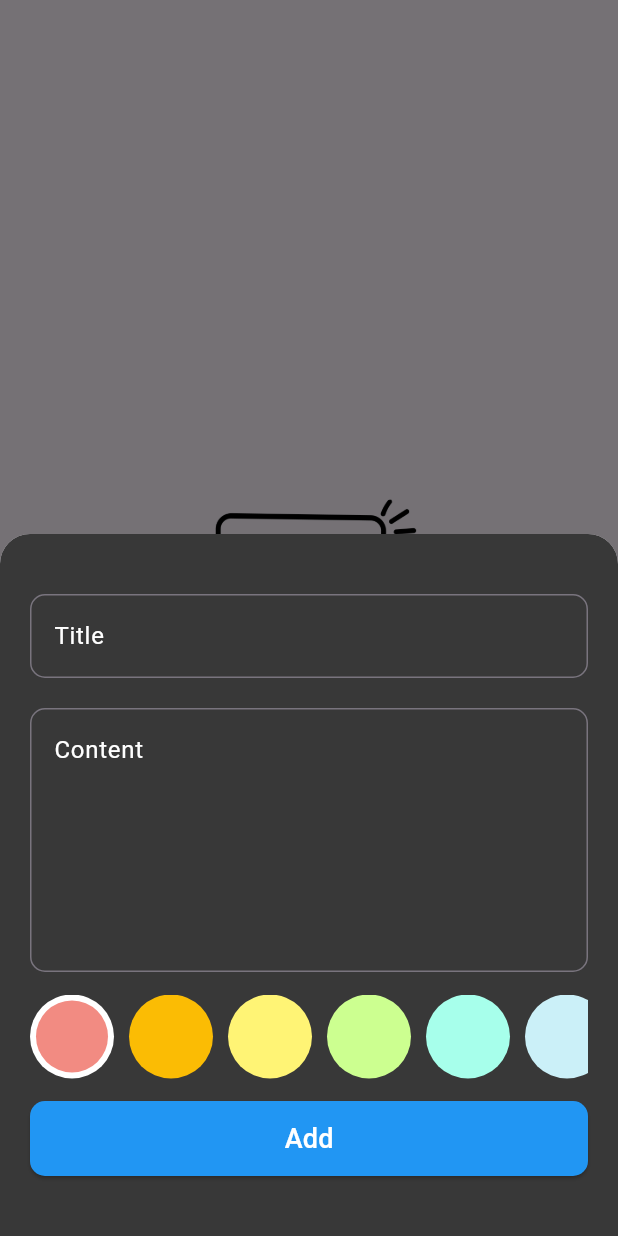
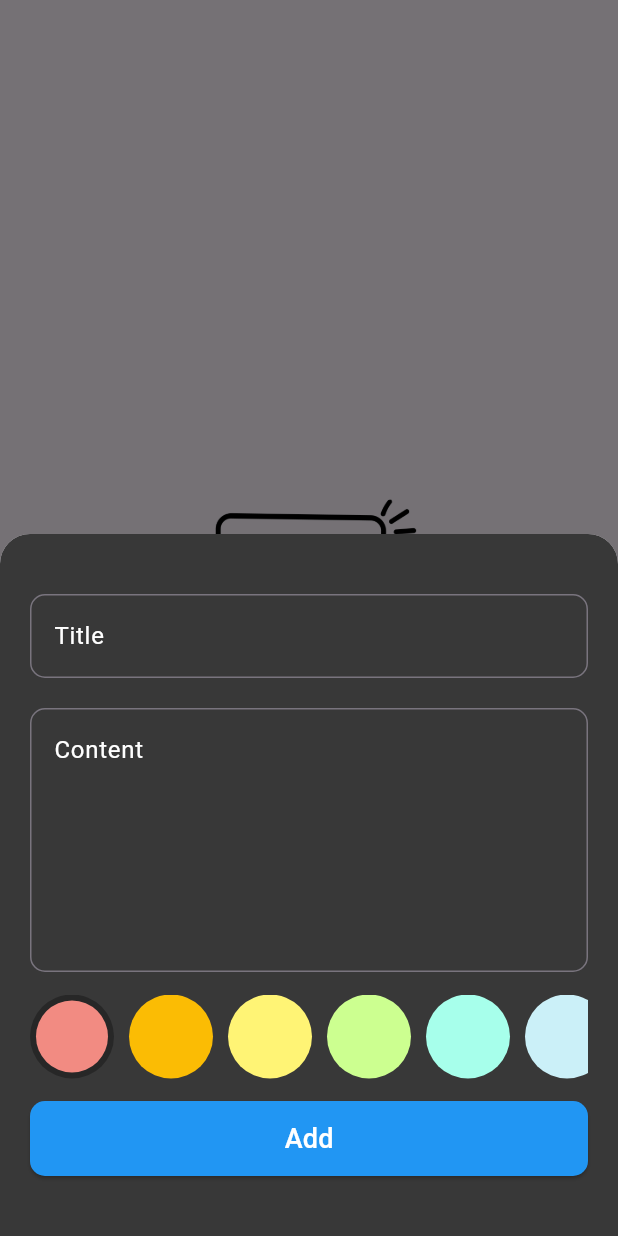
Before and after one commit to AhmedOmara-Flutter/hive_note_app, a Flutter app: the screen it shows after launch, after a tap on the "add" icon, on a phone screen of 412 x 824 dp. Run offline on Flutter 3.47's test engine with Material 3 defaults, Android fonts, the phone set to English and light mode, and no system bars; our stand-ins replace conditional_builder_null_safety, flutter_bloc, hive, hive_flutter; accounts and stored records are empty.

Commit message:
finish the app

```diff
--- a/lib/views/widgets/build_color_item.dart
+++ b/lib/views/widgets/build_color_item.dart
@@ -12,7 +12,7 @@ class BuildColorItem extends StatelessWidget {
     return isActive
         ? CircleAvatar(
             radius: 28,
-            backgroundColor: Colors.white,
+            backgroundColor: Colors.black.withOpacity(0.3),
             child: CircleAvatar(radius: 24, backgroundColor: color),
           )
         : CircleAvatar(radius: 28, backgroundColor:color);
--- a/lib/views/widgets/edit_notes_app_view.dart
+++ b/lib/views/widgets/edit_notes_app_view.dart
@@ -2,9 +2,10 @@ import 'package:flutter/material.dart';
 import 'package:flutter_bloc/flutter_bloc.dart';
 import 'package:hive/hive.dart';
 import 'package:hive_note_app/models/note_item_model.dart';
+import 'package:hive_note_app/views/widgets/build_color_list.dart';
 import 'package:hive_note_app/views/widgets/custom_appbar.dart';
 import 'package:hive_note_app/views/widgets/custom_text_form_field.dart';
-
+import '../../cubit/add_note_cubit.dart';
 import '../../cubit/get_note_cubit.dart';
 import '../utils/constants.dart';
 
@@ -31,6 +32,8 @@ class _EditNotesAppViewState extends State<EditNotesAppView> {
             CustomAppbar(label: 'Edit Note', icon: Icons.done, onTap: () async {
                widget.noteItemModel.title=title ?? widget.noteItemModel.title;
                widget.noteItemModel.subTitle=content ?? widget.noteItemModel.subTitle;
+               widget.noteItemModel.color=BlocProvider.of<AddNoteCubit>(context).color.value;
+
               await Hive.box<NoteItemModel>(Constants.kNoteBox).putAt(
                   widget.index,
                   NoteItemModel(
@@ -60,6 +63,7 @@ class _EditNotesAppViewState extends State<EditNotesAppView> {
               },
             ),
             SizedBox(height: 20,),
+            BuildColorList(),
           ],
         ),
       ),
```
